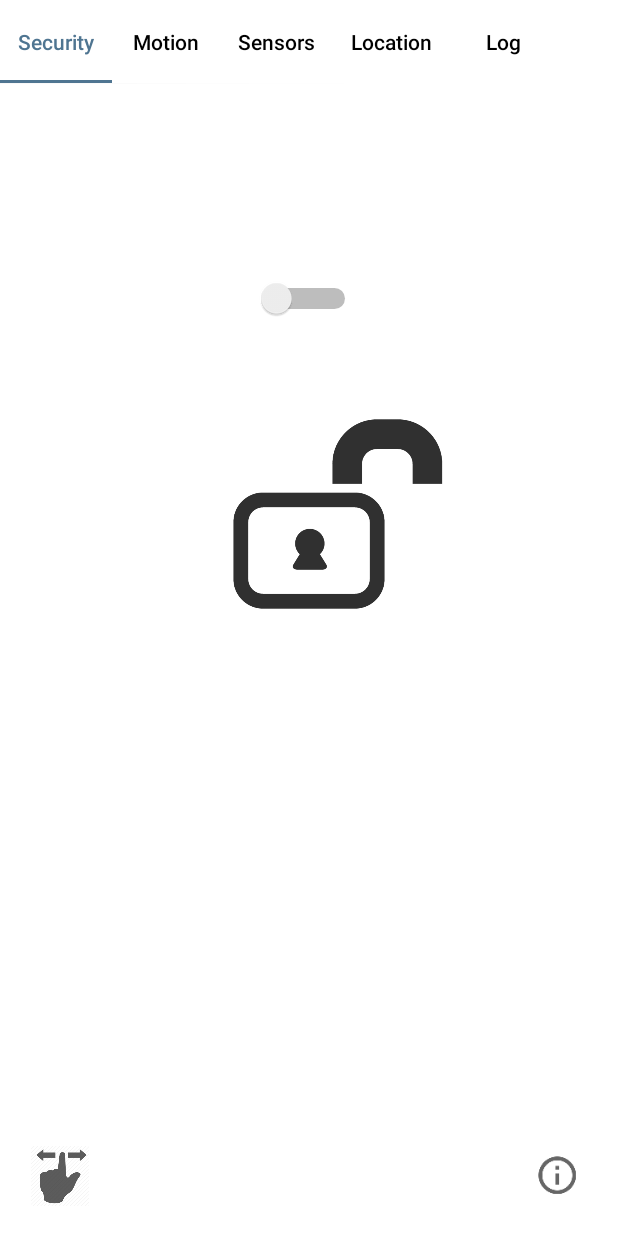
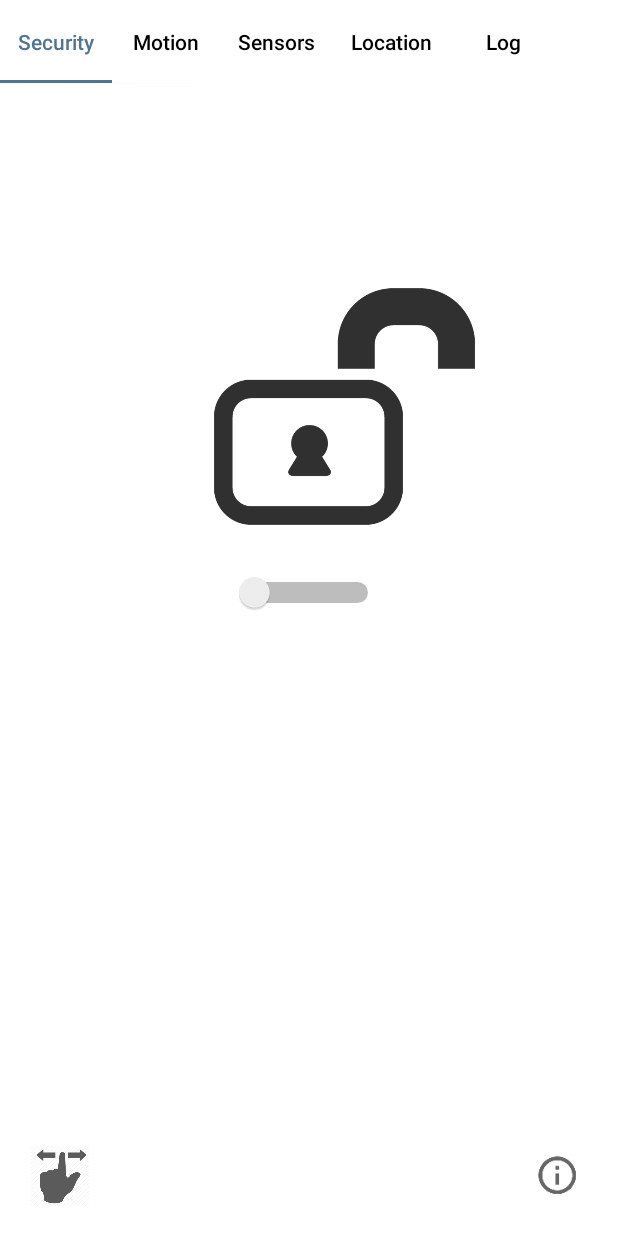
Before and after one commit to unit02/LuggageTracker, an Android app: the SensorViewActivity screen opened directly, with no data from a screen before it, on a phone screen of 412 x 824 dp. Run offline under Robolectric (Android 15) with nearby library versions, the phone set to English and light mode, and no system bars; our stand-ins replace Firebase (no records; nobody signed in at launch, a user with empty details on screens opened directly); libraries missing offline, so code that uses them is left out: com.punchthrough.bean; 4 statements that could not run were skipped.

Commit message:
Fixed the  hidden infromation butotn on the map, updated the labels for temp and light, fixed the issue with a lot of toasts being created

```diff
--- a/app/src/main/java/mecs/hci/luggagetracker/Auth/LoginActivity.java
+++ b/app/src/main/java/mecs/hci/luggagetracker/Auth/LoginActivity.java
@@ -91,6 +91,7 @@ public class LoginActivity extends AppCompatActivity {
 
 
         animateLogo();
+        ActivityCompat.requestPermissions(this, new String[]{android.Manifest.permission.ACCESS_COARSE_LOCATION}, 0);
 
 
 
@@ -269,7 +270,6 @@ public class LoginActivity extends AppCompatActivity {
 
 
     private void goToApplication(FirebaseUser user) {
-        ActivityCompat.requestPermissions(this, new String[]{android.Manifest.permission.ACCESS_COARSE_LOCATION}, 0);
 
         startActivity(new Intent(this, ConnectionActivity.class));
         writeNewUser(user);
--- a/app/src/main/java/mecs/hci/luggagetracker/SensorViewActivity.java
+++ b/app/src/main/java/mecs/hci/luggagetracker/SensorViewActivity.java
@@ -6,6 +6,7 @@ import android.support.v4.content.ContextCompat;
 import android.support.v4.view.ViewPager;
 import android.support.v7.app.AppCompatActivity;
 import android.view.View;
+import android.widget.Toast;
 
 import com.google.firebase.database.FirebaseDatabase;
 
@@ -30,7 +31,8 @@ public class SensorViewActivity extends AppCompatActivity {
 
         TabLayout tabLayout = (TabLayout) findViewById(R.id.tab_layout);
 
-
+        Toast.makeText(this, "Bean not connected, sensor data will not work",
+                Toast.LENGTH_SHORT).show();
 
         ViewPager viewPager = (ViewPager) findViewById(R.id.viewpager);
         setupViewPager(viewPager);
--- a/app/src/main/java/mecs/hci/luggagetracker/sensors/AccelerometerFragment.java
+++ b/app/src/main/java/mecs/hci/luggagetracker/sensors/AccelerometerFragment.java
@@ -116,8 +116,6 @@ public class AccelerometerFragment extends Fragment {
         if (bean != null) {
             startMonitoringAccelerometer();
         } else {
-            Toast.makeText(getActivity(), "Bean not connected, sensor data will not work",
-                    Toast.LENGTH_SHORT).show();
             startFakeAccelerometer();
         }
 
@@ -276,8 +274,6 @@ public class AccelerometerFragment extends Fragment {
         if (bean != null) {
             startMonitoringAccelerometer();
         } else {
-            Toast.makeText(getActivity(), "Bean not connected, sensor data will not work",
-                    Toast.LENGTH_SHORT).show();
             startFakeAccelerometer();
         }
         super.onResume();
--- a/app/src/main/java/mecs/hci/luggagetracker/sensors/LightFragment.java
+++ b/app/src/main/java/mecs/hci/luggagetracker/sensors/LightFragment.java
@@ -107,7 +107,6 @@ public class LightFragment extends Fragment {
         addListener(responder);
         r = new Random();
         startMonitoringlight();
-
 
         return rootView;
     }
@@ -219,8 +218,7 @@ public class LightFragment extends Fragment {
                                 }
                             });
                         } else {
-                            Toast.makeText(getActivity(), "Bean not connected",
-                                    Toast.LENGTH_SHORT).show();
+
                             final int temp;
                             int ran = new Random().nextInt(10);
                             if (ran == 3) {
--- a/app/src/main/java/mecs/hci/luggagetracker/sensors/TemperatureFragment.java
+++ b/app/src/main/java/mecs/hci/luggagetracker/sensors/TemperatureFragment.java
@@ -78,8 +78,6 @@ public class TemperatureFragment extends Fragment {
         if (bean != null) {
             startMonitoringTemperature();
         } else {
-            Toast.makeText(getActivity(), "Bean not connected",
-                    Toast.LENGTH_SHORT).show();
             startFakingTemperature();
         }
 
@@ -166,8 +164,7 @@ public class TemperatureFragment extends Fragment {
         if (bean != null) {
             startMonitoringTemperature();
         } else {
-            Toast.makeText(getActivity(), "Bean not connected",
-                    Toast.LENGTH_SHORT).show();
+
             startFakingTemperature();
         }
         super.onResume();
--- a/app/src/main/res/layout/fragment_light.xml
+++ b/app/src/main/res/layout/fragment_light.xml
@@ -55,7 +55,7 @@
             android:layout_centerHorizontal="true" />
 
         <TextView
-            android:text="Current Lux"
+            android:text="Light Exposure (Lux)"
             android:textColor="@color/colorPrimaryDark"
             android:textSize="24sp"
             android:layout_width="wrap_content"
@@ -113,7 +113,7 @@
             android:layout_marginBottom="14dp" />
 
         <TextView
-            android:text="Current Temp"
+            android:text="Temperature (°C)"
             android:textColor="@color/colorPrimaryDark"
             android:textSize="24sp"
             android:layout_width="wrap_content"
--- a/app/src/main/res/layout/fragment_security.xml
+++ b/app/src/main/res/layout/fragment_security.xml
@@ -17,25 +17,23 @@
         />
 
 
+    <ImageView
+        android:layout_width="250dp"
+        android:layout_height="275dp"
+        app:srcCompat="@drawable/locked_icon"
+        android:id="@+id/imageView"
+        android:layout_marginTop="78dp"
+        android:layout_alignParentTop="true"
+        android:layout_centerHorizontal="true" />
+
     <Switch
         android:layout_width="wrap_content"
         android:layout_height="20dp"
         android:id="@+id/securityBtn"
-        android:layout_marginTop="130dp"
         android:textOn="On"
         android:textOff="Off"
-        android:switchMinWidth="70dp"
+        android:textColor="@color/colorPrimary"
+        android:switchMinWidth="100dp"
+        android:layout_alignBottom="@+id/imageView"
         android:layout_centerHorizontal="true" />
-
-    <ImageView
-        android:layout_width="200dp"
-        android:layout_height="200dp"
-        app:srcCompat="@drawable/locked_icon"
-        android:id="@+id/imageView"
-        android:layout_below="@+id/securityBtn"
-        android:layout_centerHorizontal="true"
-        android:layout_marginTop="30dp"/>
-
-
-
 </RelativeLayout>
```
Also changed, not shown: app/src/main/res/layout/fragment_location.xml (+15 -8 lines).
